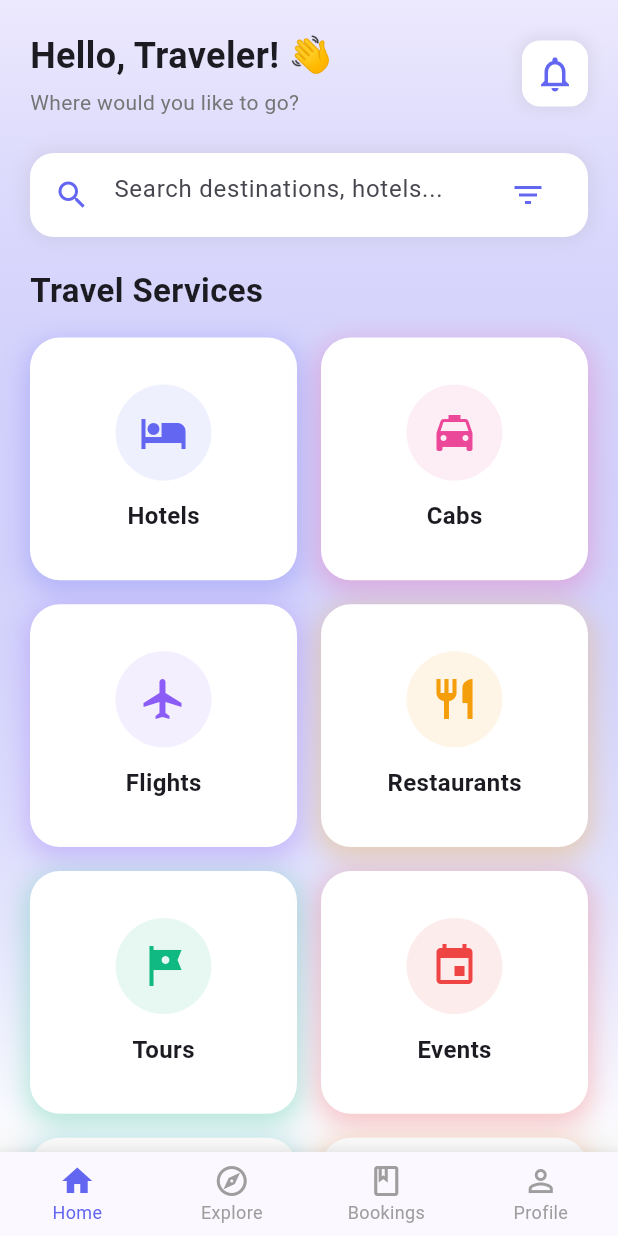
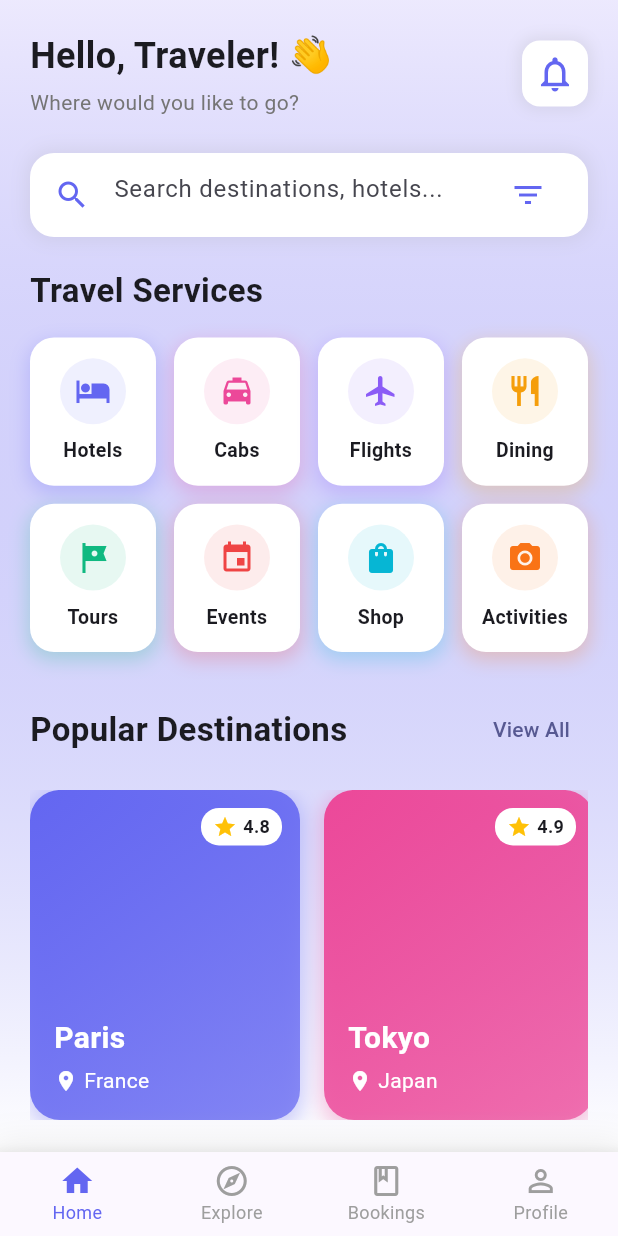
Before and after one commit to Fabrone/palmnazitest, a Flutter app: the HomeScreen screen opened directly, on a phone screen of 412 x 824 dp. Run offline on Flutter 3.47's test engine with Material 3 defaults, Android fonts, the phone set to English and light mode, and no system bars.

Commit message:
Updated the display for mobile phones and small-screened devices

```diff
--- a/lib/homescreen.dart
+++ b/lib/homescreen.dart
@@ -169,10 +169,10 @@ class _HomeScreenState extends State<HomeScreen> with TickerProviderStateMixin {
                   GridView.count(
                     shrinkWrap: true,
                     physics: const NeverScrollableScrollPhysics(),
-                    crossAxisCount: isTablet ? 4 : 2,
-                    mainAxisSpacing: 16,
-                    crossAxisSpacing: 16,
-                    childAspectRatio: 1.1,
+                    crossAxisCount: isTablet ? 4 : 4, // Changed to 4 columns for mobile
+                    mainAxisSpacing: 12, // Reduced spacing
+                    crossAxisSpacing: 12, // Reduced spacing
+                    childAspectRatio: isTablet ? 1.0 : 0.85, // Adjusted aspect ratio
                     children: [
                       _buildServiceCard(
                         icon: Icons.hotel,
@@ -194,7 +194,7 @@ class _HomeScreenState extends State<HomeScreen> with TickerProviderStateMixin {
                       ),
                       _buildServiceCard(
                         icon: Icons.restaurant,
-                        title: 'Restaurants',
+                        title: 'Dining',
                         color: const Color(0xFFF59E0B),
                         delay: 300,
                       ),
@@ -212,7 +212,7 @@ class _HomeScreenState extends State<HomeScreen> with TickerProviderStateMixin {
                       ),
                       _buildServiceCard(
                         icon: Icons.shopping_bag,
-                        title: 'Shopping',
+                        title: 'Shop',
                         color: const Color(0xFF06B6D4),
                         delay: 600,
                       ),
@@ -224,7 +224,7 @@ class _HomeScreenState extends State<HomeScreen> with TickerProviderStateMixin {
                       ),
                     ],
                   ),
-                  const SizedBox(height: 32),
+                  const SizedBox(height: 28),
                   Row(
                     mainAxisAlignment: MainAxisAlignment.spaceBetween,
                     children: [
@@ -252,7 +252,7 @@ class _HomeScreenState extends State<HomeScreen> with TickerProviderStateMixin {
                       },
                     ),
                   ),
-                  const SizedBox(height: 32),
+                  const SizedBox(height: 28),
                   const Text(
                     'Special Offers',
                     style: TextStyle(
@@ -322,13 +322,13 @@ class _HomeScreenState extends State<HomeScreen> with TickerProviderStateMixin {
               child: Container(
                 decoration: BoxDecoration(
                   color: Colors.white,
-                  borderRadius: BorderRadius.circular(20),
+                  borderRadius: BorderRadius.circular(16), // Reduced from 20
                   boxShadow: [
                     BoxShadow(
-                      color: color.withValues(alpha:0.3),
-                      blurRadius: 15,
-                      spreadRadius: 2,
-                      offset: const Offset(0, 5),
+                      color: color.withValues(alpha:0.25),
+                      blurRadius: 10, // Reduced shadow
+                      spreadRadius: 1, // Reduced spread
+                      offset: const Offset(0, 4),
                     ),
                   ],
                 ),
@@ -336,24 +336,27 @@ class _HomeScreenState extends State<HomeScreen> with TickerProviderStateMixin {
                   mainAxisAlignment: MainAxisAlignment.center,
                   children: [
                     Container(
-                      padding: const EdgeInsets.all(16),
+                      padding: const EdgeInsets.all(10), // Reduced from 16
                       decoration: BoxDecoration(
                         color: color.withValues(alpha:0.1),
                         shape: BoxShape.circle,
                       ),
                       child: Icon(
                         icon,
-                        size: 32,
+                        size: 24, // Reduced from 32
                         color: color,
                       ),
                     ),
-                    const SizedBox(height: 12),
+                    const SizedBox(height: 8), // Reduced from 12
                     Text(
                       title,
                       style: const TextStyle(
-                        fontSize: 16,
+                        fontSize: 13, // Reduced from 16
                         fontWeight: FontWeight.w600,
                       ),
+                      textAlign: TextAlign.center,
+                      maxLines: 1,
+                      overflow: TextOverflow.ellipsis,
                     ),
                   ],
                 ),
```
